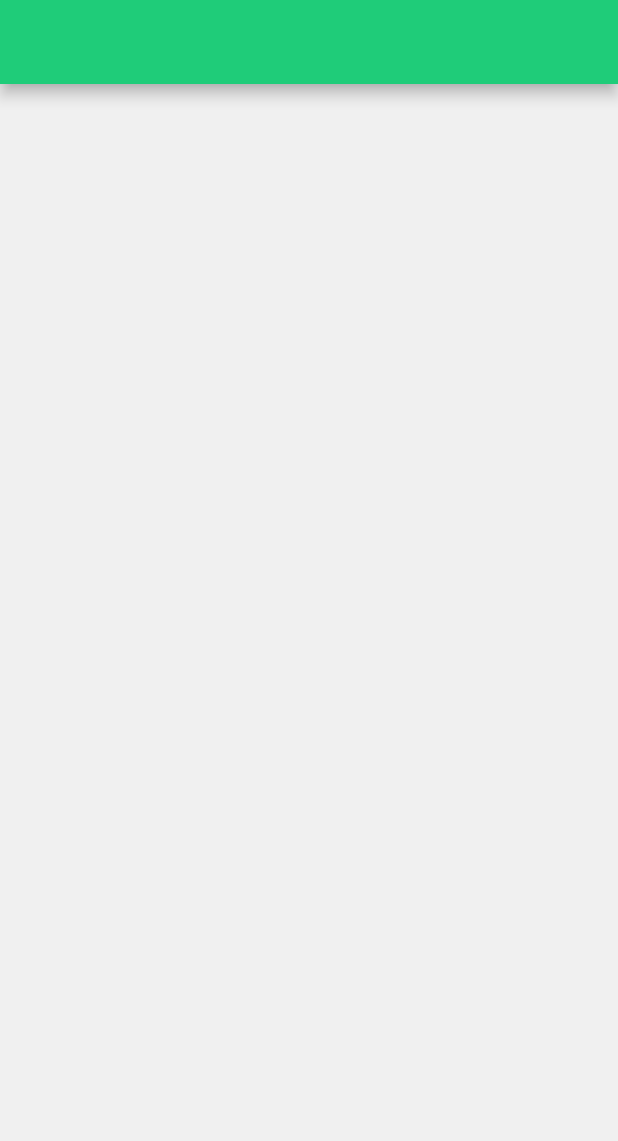
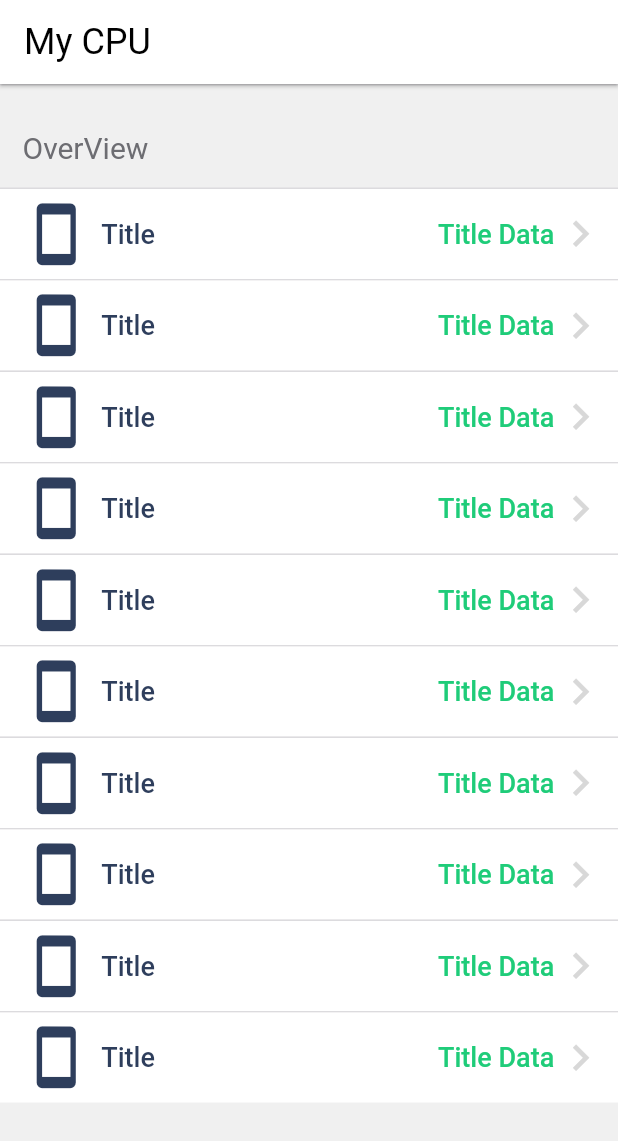
Before and after one commit to t2hieu91/MyCPU, a Flutter app: the screen it shows after launch, on a phone screen of 412 x 824 dp. Shown: the top 1141 px of the screen. Run offline on Flutter 3.47's test engine with Material 2 defaults, Android fonts, the phone set to English and light mode, and no system bars.

Commit message:
init Home page

```diff
--- a/lib/colors.dart
+++ b/lib/colors.dart
@@ -3,6 +3,10 @@ import 'package:flutter/material.dart';
 const kPrimaryColor = Color(0xff1FCC79);
 const kSecondaryColor = Color(0xffFF6464);
 const kMainBackGroundColor = Color(0xfff0f0f0);
+
+const kTitleTextColor = Colors.black;
+const kSectionLineColor = Color(0xffDCDBDE);
+const kSectionTextColor = Color(0xff6D6D72);
 
 const kTextColor = Color(0xff2E3E5C);
 const kSecondaryTextColor = Color(0xff9FA5C0);
--- /dev/null
+++ b/lib/components/line.dart
@@ -0,0 +1,14 @@
+import 'package:flutter/material.dart';
+import '../colors.dart';
+
+class Line extends StatelessWidget {
+  const Line({Key? key}) : super(key: key);
+
+  @override
+  Widget build(BuildContext context) {
+    return Container(
+      height: 1,
+      color: kSectionLineColor,
+    );
+  }
+}
--- /dev/null
+++ b/lib/components/list_item_button.dart
@@ -0,0 +1,66 @@
+import 'package:flutter/material.dart';
+import '../constants.dart';
+import '../colors.dart';
+
+class ListItemButton extends StatelessWidget {
+  const ListItemButton({
+    Key? key,
+    required this.onPress,
+    required this.title,
+    this.titleData = '',
+    this.iconData = Icons.smartphone,
+  }) : super(key: key);
+
+  final VoidCallback onPress;
+  final String title;
+  final String titleData;
+  final IconData iconData;
+
+  @override
+  Widget build(BuildContext context) {
+    return Container(
+      height: 60,
+      color: Colors.white,
+      child: TextButton(
+        onPressed: onPress,
+        style: TextButton.styleFrom(
+          minimumSize: Size.zero,
+          padding: const EdgeInsets.only(
+            left: kDefaultPadding,
+            right: kDefaultPadding / 2,
+          ),
+        ),
+        child: Row(
+          children: [
+            Icon(
+              iconData,
+              size: 45,
+              color: kTextColor,
+            ),
+            SizedBox(width: kDefaultPadding / 2),
+            Text(
+              title,
+              style: TextStyle(
+                color: kTextColor,
+                fontSize: 18,
+              ),
+            ),
+            Spacer(),
+            Text(
+              titleData,
+              style: TextStyle(
+                color: kPrimaryColor,
+                fontSize: 18,
+              ),
+            ),
+            Icon(
+              Icons.chevron_right,
+              size: 35,
+              color: Color(0xffD8D8D8),
+            ),
+          ],
+        ),
+      ),
+    );
+  }
+}
--- /dev/null
+++ b/lib/components/list_section_line.dart
@@ -0,0 +1,37 @@
+import 'package:flutter/material.dart';
+import '../constants.dart';
+import '../colors.dart';
+
+class ListSectionLine extends StatelessWidget {
+  const ListSectionLine({
+    Key? key,
+    required this.title,
+  }) : super(key: key);
+
+  final String title;
+
+  @override
+  Widget build(BuildContext context) {
+    return Container(
+      height: 70,
+      padding: const EdgeInsets.only(
+        left: kDefaultPadding,
+        bottom: kDefaultPadding,
+      ),
+      decoration: BoxDecoration(
+        border: Border.symmetric(
+          horizontal: BorderSide(
+            color: kSectionLineColor,
+          ),
+        ),
+      ),
+      child: Align(
+        alignment: Alignment.bottomLeft,
+        child: Text(
+          title,
+          style: kSectionTextStyle(),
+        ),
+      ),
+    );
+  }
+}
--- a/lib/constants.dart
+++ b/lib/constants.dart
@@ -1 +1,11 @@
-const kDefaultPadding = 20.0;
+import 'package:flutter/material.dart';
+import './colors.dart';
+
+const kDefaultPadding = 15.0;
+
+TextStyle kSectionTextStyle() {
+  return TextStyle(
+    color: kSectionTextColor,
+    fontSize: 20,
+  );
+}
--- a/lib/main.dart
+++ b/lib/main.dart
@@ -1,5 +1,5 @@
 import 'package:flutter/material.dart';
-import 'package:my_cpu/pages/home_page.dart';
+import 'package:my_cpu/pages/homePage/home_page.dart';
 import './theme.dart';
 import './routes.dart';
 
@@ -12,9 +12,7 @@ class MyApp extends StatelessWidget {
   @override
   Widget build(BuildContext context) {
     return GestureDetector(
-      onTap: () {
-        WidgetsBinding.instance?.focusManager.primaryFocus?.unfocus();
-      },
+      onTap: () => FocusManager.instance.primaryFocus?.unfocus(),
       child: MaterialApp(
         debugShowCheckedModeBanner: false,
         title: 'My CPU',
--- /dev/null
+++ b/lib/pages/homePage/home_page.dart
@@ -0,0 +1,39 @@
+import 'package:flutter/material.dart';
+import 'package:my_cpu/components/line.dart';
+import 'package:my_cpu/components/list_item_button.dart';
+import 'package:my_cpu/components/list_section_line.dart';
+import 'package:my_cpu/pages/overviewPage/overview_page.dart';
+
+class HomePage extends StatelessWidget {
+  static String routeName = "/home-page";
+
+  @override
+  Widget build(BuildContext context) {
+    return Scaffold(
+      appBar: AppBar(
+        title: Text('My CPU'),
+      ),
+      body: Column(
+        crossAxisAlignment: CrossAxisAlignment.start,
+        children: [
+          ListSectionLine(title: 'OverView'),
+          Expanded(
+            child: ListView.separated(
+              itemCount: 10,
+              separatorBuilder: (ctx, index) => Line(),
+              itemBuilder: (ctx, index) {
+                return ListItemButton(
+                  onPress: () {
+                    Navigator.pushNamed(context, OverviewPage.routeName);
+                  },
+                  title: 'Title',
+                  titleData: 'Title Data',
+                );
+              },
+            ),
+          ),
+        ],
+      ),
+    );
+  }
+}
--- a/lib/pages/home_page.dart
+++ /dev/null
@@ -1,12 +0,0 @@
-import 'package:flutter/material.dart';
-
-class HomePage extends StatelessWidget {
-  static String routeName = "/home-page";
-
-  @override
-  Widget build(BuildContext context) {
-    return Scaffold(
-      appBar: AppBar(),
-    );
-  }
-}
--- /dev/null
+++ b/lib/pages/overviewPage/overview_page.dart
@@ -0,0 +1,14 @@
+import 'package:flutter/material.dart';
+
+class OverviewPage extends StatelessWidget {
+  static String routeName = "/overview-page";
+
+  @override
+  Widget build(BuildContext context) {
+    return Scaffold(
+      appBar: AppBar(
+        title: Text('Overview Detail'),
+      ),
+    );
+  }
+}
--- a/lib/routes.dart
+++ b/lib/routes.dart
@@ -1,6 +1,8 @@
 import 'package:flutter/material.dart';
-import 'package:my_cpu/pages/home_page.dart';
+import 'package:my_cpu/pages/homePage/home_page.dart';
+import 'package:my_cpu/pages/overviewPage/overview_page.dart';
 
 final Map<String, WidgetBuilder> routes = {
   HomePage.routeName: (ctx) => HomePage(),
+  OverviewPage.routeName: (ctx) => OverviewPage(),
 };
--- a/lib/theme.dart
+++ b/lib/theme.dart
@@ -6,10 +6,26 @@ ThemeData theme() {
   return ThemeData(
     primaryColor: kPrimaryColor,
     scaffoldBackgroundColor: kMainBackGroundColor,
+    appBarTheme: appBarTheme(),
     textTheme: textTheme(),
     inputDecorationTheme: inputDecorationTheme(),
     textSelectionTheme: textSelectionTheme(),
     bottomNavigationBarTheme: bottomNavigationBarThemeData(),
+  );
+}
+
+AppBarTheme appBarTheme() {
+  return AppBarTheme(
+    elevation: 1,
+    color: Colors.white,
+    iconTheme: IconThemeData(color: kPrimaryColor),
+    actionsIconTheme: IconThemeData(color: kPrimaryColor),
+    textTheme: TextTheme(
+      headline6: TextStyle(
+        color: kTitleTextColor,
+        fontSize: 24.0,
+      ),
+    ),
   );
 }
 
```
